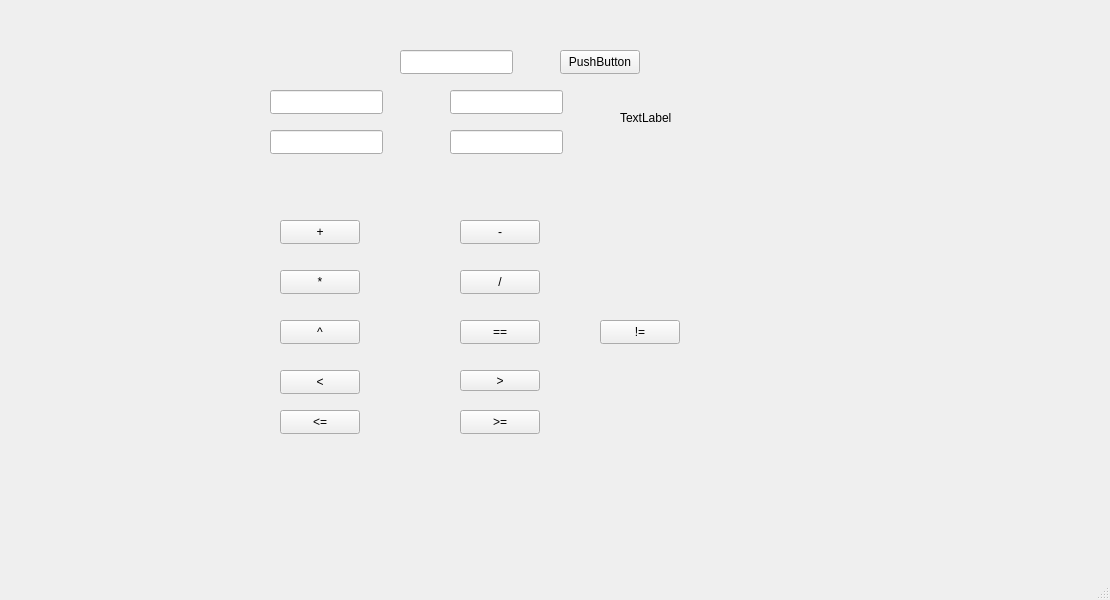
MikitaVitkouski/BSU, file C++/Projects/FractionCalculator/QtGUI/FractionCalculatorGUI/mainwindow.ui: the form before one commit.
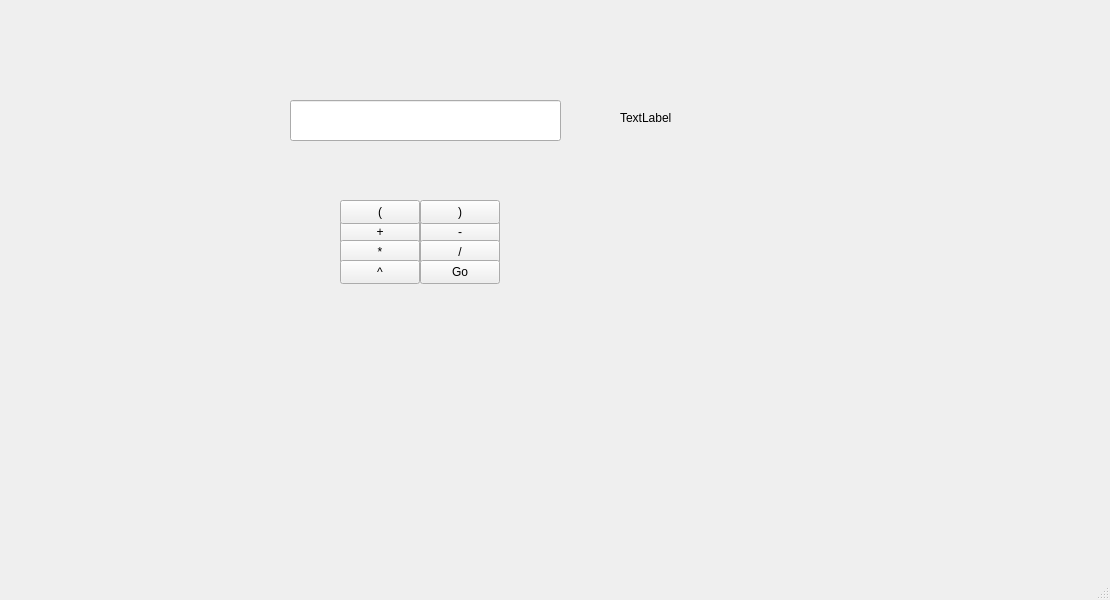
The form after the commit.

Commit message: Remove unused buttons from mainwindow.ui, unused methods from mainwindow.h and mainwindow.cpp, add buttons for left and right brackets

What changed in the file:
```diff
--- a/C++/Projects/FractionCalculator/QtGUI/FractionCalculatorGUI/mainwindow.ui
+++ b/C++/Projects/FractionCalculator/QtGUI/FractionCalculatorGUI/mainwindow.ui
@@ -14,30 +14,10 @@
    <string>MainWindow</string>
   </property>
   <widget class="QWidget" name="centralwidget">
-   <widget class="QLineEdit" name="lineEditNum1">
-    <property name="geometry">
-     <rect>
-      <x>270</x>
-      <y>90</y>
-      <width>113</width>
-      <height>24</height>
-     </rect>
-    </property>
-   </widget>
-   <widget class="QLineEdit" name="lineEditNum2">
-    <property name="geometry">
-     <rect>
-      <x>450</x>
-      <y>90</y>
-      <width>113</width>
-      <height>24</height>
-     </rect>
-    </property>
-   </widget>
    <widget class="QPushButton" name="btnAdd">
     <property name="geometry">
      <rect>
-      <x>280</x>
+      <x>340</x>
       <y>220</y>
       <width>80</width>
       <height>24</height>
@@ -50,7 +30,7 @@
    <widget class="QPushButton" name="btnSub">
     <property name="geometry">
      <rect>
-      <x>460</x>
+      <x>420</x>
       <y>220</y>
       <width>80</width>
       <height>24</height>
@@ -63,8 +43,8 @@
    <widget class="QPushButton" name="btnMul">
     <property name="geometry">
      <rect>
-      <x>280</x>
-      <y>270</y>
+      <x>340</x>
+      <y>240</y>
       <width>80</width>
       <height>24</height>
      </rect>
@@ -76,8 +56,8 @@
    <widget class="QPushButton" name="btnDiv">
     <property name="geometry">
      <rect>
-      <x>460</x>
-      <y>270</y>
+      <x>420</x>
+      <y>240</y>
       <width>80</width>
       <height>24</height>
      </rect>
@@ -89,8 +69,8 @@
    <widget class="QPushButton" name="btnPow">
     <property name="geometry">
      <rect>
-      <x>280</x>
-      <y>320</y>
+      <x>340</x>
+      <y>260</y>
       <width>80</width>
       <height>24</height>
      </rect>
@@ -102,60 +82,14 @@
    <widget class="QPushButton" name="btnEqual">
     <property name="geometry">
      <rect>
-      <x>460</x>
-      <y>320</y>
+      <x>340</x>
+      <y>200</y>
       <width>80</width>
       <height>24</height>
      </rect>
     </property>
     <property name="text">
-     <string>==</string>
-    </property>
-   </widget>
-   <widget class="QPushButton" name="btnLess">
-    <property name="geometry">
-     <rect>
-      <x>280</x>
-      <y>370</y>
-      <width>80</width>
-      <height>24</height>
-     </rect>
-    </property>
-    <property name="text">
-     <string>&lt;</string>
-    </property>
-   </widget>
-   <widget class="QPushButton" name="btnMore">
-    <property name="geometry">
-     <rect>
-      <x>460</x>
-      <y>370</y>
-      <width>80</width>
-      <height>21</height>
-     </rect>
-    </property>
-    <property name="text">
-     <string>&gt;</string>
-    </property>
-   </widget>
-   <widget class="QLineEdit" name="lineEditDen1">
-    <property name="geometry">
-     <rect>
-      <x>270</x>
-      <y>130</y>
-      <width>113</width>
-      <height>24</height>
-     </rect>
-    </property>
-   </widget>
-   <widget class="QLineEdit" name="lineEditDen2">
-    <property name="geometry">
-     <rect>
-      <x>450</x>
-      <y>130</y>
-      <width>113</width>
-      <height>24</height>
-     </rect>
+     <string>(</string>
     </property>
    </widget>
    <widget class="QLabel" name="labelResult">
@@ -174,63 +108,37 @@
    <widget class="QPushButton" name="btnMoreOrEqual">
     <property name="geometry">
      <rect>
-      <x>460</x>
-      <y>410</y>
+      <x>420</x>
+      <y>200</y>
       <width>80</width>
       <height>24</height>
      </rect>
     </property>
     <property name="text">
-     <string>&gt;=</string>
-    </property>
-   </widget>
-   <widget class="QPushButton" name="btnLessOrEqual">
-    <property name="geometry">
-     <rect>
-      <x>280</x>
-      <y>410</y>
-      <width>80</width>
-      <height>24</height>
-     </rect>
-    </property>
-    <property name="text">
-     <string>&lt;=</string>
-    </property>
-   </widget>
-   <widget class="QPushButton" name="btnNotEqual">
-    <property name="geometry">
-     <rect>
-      <x>600</x>
-      <y>320</y>
-      <width>80</width>
-      <height>24</height>
-     </rect>
-    </property>
-    <property name="text">
-     <string>!=</string>
+     <string>)</string>
     </property>
    </widget>
    <widget class="QLineEdit" name="lineEditExpression">
     <property name="geometry">
      <rect>
-      <x>400</x>
-      <y>50</y>
-      <width>113</width>
-      <height>24</height>
+      <x>290</x>
+      <y>100</y>
+      <width>271</width>
+      <height>41</height>
      </rect>
     </property>
    </widget>
    <widget class="QPushButton" name="btnEvaluate">
     <property name="geometry">
      <rect>
-      <x>560</x>
-      <y>50</y>
+      <x>420</x>
+      <y>260</y>
       <width>80</width>
       <height>24</height>
      </rect>
     </property>
     <property name="text">
-     <string>PushButton</string>
+     <string>Go</string>
     </property>
    </widget>
   </widget>
```
Left out of the diff: 4 changed lines with no effect on the pictures. The commit also changes 2 other files.
